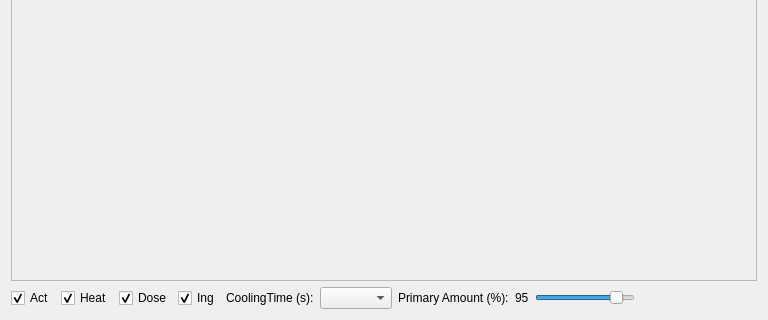
Old version of the form iterui/ui/WidgetPrimaryNuclides.ui in the repository theysp/FDSNMH_GUI; both pictures show x 0 to 768 and y 154 to 474 of the 768 by 474 pixel window.
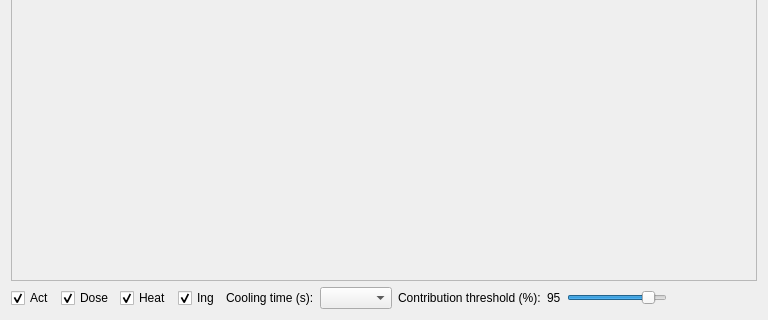
New version of the form.

Patch:
```diff
--- a/iterui/ui/WidgetPrimaryNuclides.ui
+++ b/iterui/ui/WidgetPrimaryNuclides.ui
@@ -45,16 +45,6 @@
          </property>
         </widget>
        </item>
-       <item>
-        <widget class="QCheckBox" name="checkBoxHeat">
-         <property name="text">
-          <string>Heat</string>
-         </property>
-         <property name="checked">
-          <bool>true</bool>
-         </property>
-        </widget>
-       </item>
        <item>
         <widget class="QCheckBox" name="checkBoxDose">
          <property name="text">
@@ -65,6 +55,16 @@
          </property>
         </widget>
        </item>
+       <item>
+        <widget class="QCheckBox" name="checkBoxHeat">
+         <property name="text">
+          <string>Heat</string>
+         </property>
+         <property name="checked">
+          <bool>true</bool>
+         </property>
+        </widget>
+       </item>
        <item>
         <widget class="QCheckBox" name="checkBoxIng">
          <property name="text">
@@ -78,7 +78,7 @@
        <item>
         <widget class="QLabel" name="label">
          <property name="text">
-          <string>CoolingTime (s):</string>
+          <string>Cooling time (s):</string>
          </property>
         </widget>
        </item>
@@ -88,7 +88,7 @@
        <item>
         <widget class="QLabel" name="label_2">
          <property name="text">
-          <string>Primary Amount (%):</string>
+          <string>Contribution threshold (%):</string>
          </property>
         </widget>
        </item>
```
